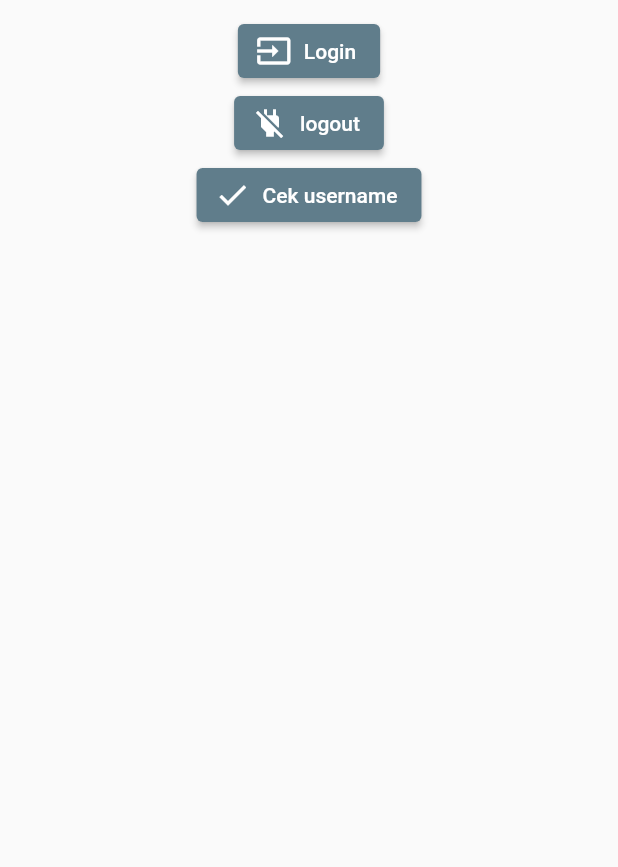
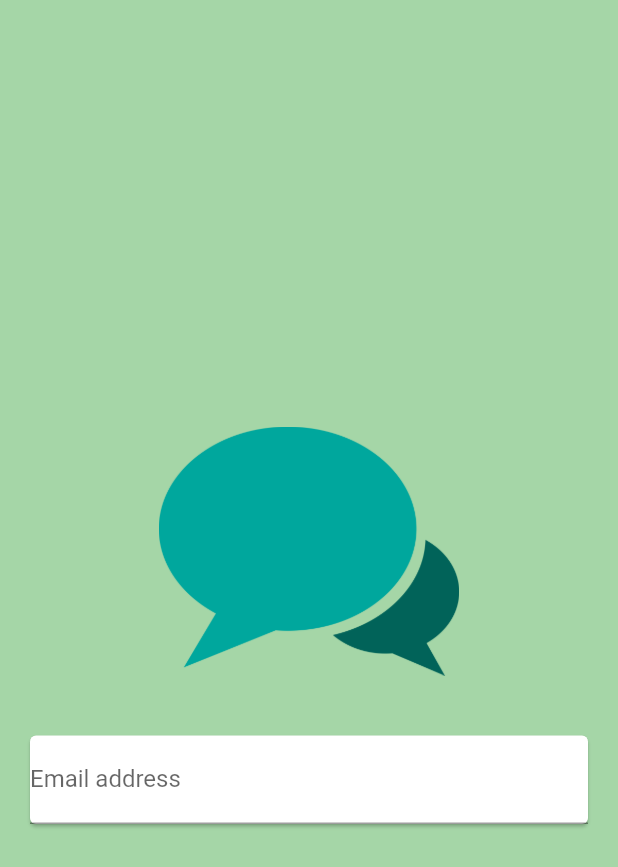
Before and after one commit to efrizalnf/me_chat_app, a Flutter app: the LoginView screen opened directly, on a phone screen of 412 x 824 dp. Shown: the top 867 px of the screen. Run offline on Flutter 3.47's test engine with Material 2 defaults, Android fonts, the light colour scheme and no system bars; our stand-ins replace cloud_firestore, emoji_picker_flutter, firebase_auth, firebase_core, google_sign_in; accounts and stored records are empty.

Commit message:
added assets and modified login screen

```diff
--- a/lib/main.dart
+++ b/lib/main.dart
@@ -22,7 +22,7 @@ class MyApp extends StatelessWidget {
       theme: ThemeData(
         primarySwatch: Colors.green,
       ),
-      home: const HomeView(),
+      home: const LoginView(),
     );
   }
 }
--- a/lib/module/login/view/login_view.dart
+++ b/lib/module/login/view/login_view.dart
@@ -9,48 +9,41 @@ class LoginView extends StatefulWidget {
     controller.view = this;
 
     return Scaffold(
-      body: SingleChildScrollView(
-        child: Container(
-          padding: const EdgeInsets.all(10.0),
-          child: SafeArea(
-            child: Center(
-              child: Column(
-                children: [
-                  ElevatedButton.icon(
-                    icon: const Icon(Icons.input),
-                    label: const Text("Login"),
-                    style: ElevatedButton.styleFrom(
-                      backgroundColor: Colors.blueGrey,
-                    ),
-                    onPressed: () {
-                      controller.doLogin();
-                    },
+      backgroundColor: Colors.green[200],
+      body: Center(
+        child: SingleChildScrollView(
+            child: Column(
+          mainAxisAlignment: MainAxisAlignment.center,
+          children: [
+            Container(
+              margin: const EdgeInsets.only(
+                top: 30,
+                bottom: 20,
+                left: 20,
+                right: 20,
+              ),
+              width: 200,
+              child: Image.asset('assets/images/logo.png'),
+            ),
+            Card(
+              margin: const EdgeInsets.all(20),
+              child: SingleChildScrollView(
+                child: Form(
+                  child: Column(
+                    children: [
+                      TextFormField(
+                        decoration: const InputDecoration(
+                          labelText: 'Email address',
+                        ),
+                        keyboardType: TextInputType.emailAddress,
+                      )
+                    ],
                   ),
-                  ElevatedButton.icon(
-                    icon: const Icon(Icons.power_off),
-                    label: const Text("logout"),
-                    style: ElevatedButton.styleFrom(
-                      backgroundColor: Colors.blueGrey,
-                    ),
-                    onPressed: () {
-                      controller.doLogout();
-                    },
-                  ),
-                  ElevatedButton.icon(
-                    icon: const Icon(Icons.check),
-                    label: const Text("Cek username"),
-                    style: ElevatedButton.styleFrom(
-                      backgroundColor: Colors.blueGrey,
-                    ),
-                    onPressed: () {
-                      controller.checkUsername();
-                    },
-                  ),
-                ],
+                ),
               ),
-            ),
-          ),
-        ),
+            )
+          ],
+        )),
       ),
     );
   }
--- a/pubspec.yaml
+++ b/pubspec.yaml
@@ -54,8 +54,8 @@ flutter:
   # the material Icons class.
   uses-material-design: true
   # To add assets to your application, add an assets section, like this:
-  # assets:
-  #   - images/a_dot_burr.jpeg
+  assets:
+  - assets/images/logo.png
   #   - images/a_dot_ham.jpeg
   # An image asset can refer to one or more resolution-specific "variants", see
   # https://flutter.dev/assets-and-images/#resolution-aware
```
Also changed, not shown: assets/images/logo.png (added).
